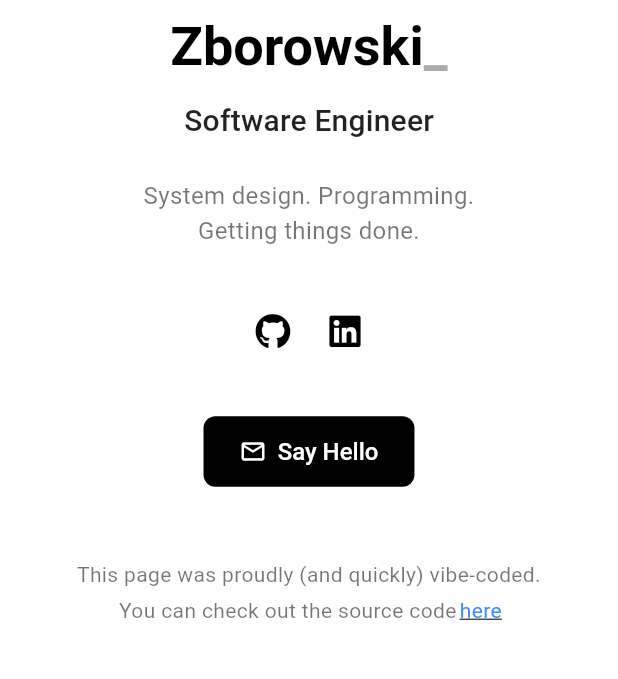
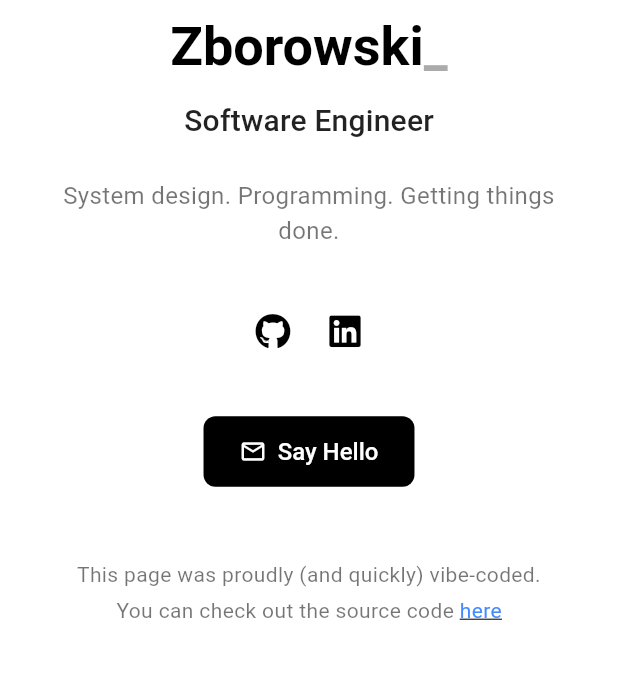
Before and after one commit to ZoltePudeleczko/zoltepudeleczko.github.io, a Flutter app: the screen it shows after launch, after a tap on "here", on a phone screen of 412 x 824 dp, the part 441-1120 px from its top. Run offline on Flutter 3.47's test engine with Material 3 defaults, Android fonts, the phone set to English and light mode, and no system bars; our stand-ins replace animated_text_kit, font_awesome_flutter.

Commit message:
Refactor social media button implementation in PortfolioHomePage; introduce _buildSocialButton method for cleaner code and enhance layout responsiveness in main.dart

```diff
--- a/homepage_portfolio/lib/main.dart
+++ b/homepage_portfolio/lib/main.dart
@@ -53,6 +53,14 @@ class PortfolioHomePage extends StatelessWidget {
     }
   }
 
+  Widget _buildSocialButton(IconData icon, String tooltip, String url) {
+    return IconButton(
+      icon: FaIcon(icon),
+      tooltip: tooltip,
+      onPressed: () => _launchUrl(url),
+    );
+  }
+
   @override
   Widget build(BuildContext context) {
     return Scaffold(
@@ -84,27 +92,8 @@ class PortfolioHomePage extends StatelessWidget {
                   Row(
                     mainAxisAlignment: MainAxisAlignment.center,
                     children: [
-                      IconButton(
-                        icon: const FaIcon(FontAwesomeIcons.github),
-                        tooltip: 'GitHub',
-                        onPressed: () => _launchUrl(AppConfig.githubUrl),
-                      ),
-                      // Temporary hide youtube and x
-                      // IconButton(
-                      //   icon: const FaIcon(FontAwesomeIcons.youtube),
-                      //   tooltip: 'YouTube',
-                      //   onPressed: () => _launchUrl(AppConfig.youtubeUrl),
-                      // ),
-                      // IconButton(
-                      //   icon: const FaIcon(FontAwesomeIcons.xTwitter),
-                      //   tooltip: 'X',
-                      //   onPressed: () => _launchUrl(AppConfig.xUrl),
-                      // ),
-                      IconButton(
-                        icon: const FaIcon(FontAwesomeIcons.linkedin),
-                        tooltip: 'LinkedIn',
-                        onPressed: () => _launchUrl(AppConfig.linkedinUrl),
-                      ),
+                      _buildSocialButton(FontAwesomeIcons.github, 'GitHub', AppConfig.githubUrl),
+                      _buildSocialButton(FontAwesomeIcons.linkedin, 'LinkedIn', AppConfig.linkedinUrl),
                     ],
                   ),
                   const SizedBox(height: AppConfig.spacingXLarge),
@@ -148,17 +137,10 @@ class AnimatedNameRow extends StatefulWidget {
 
 class _AnimatedNameRowState extends State<AnimatedNameRow> {
   bool _animationFinished = false;
-  bool _shouldWrap = false;
-  double _lastScreenWidth = 0;
 
   @override
   void initState() {
     super.initState();
-    // Calculate if the text will wrap
-    WidgetsBinding.instance.addPostFrameCallback((_) {
-      _calculateWrap();
-    });
-
     Future.delayed(const Duration(milliseconds: AppConfig.animationDurationMs), () {
       if (mounted) {
         setState(() {
@@ -168,118 +150,69 @@ class _AnimatedNameRowState extends State<AnimatedNameRow> {
     });
   }
 
-  void _calculateWrap() {
-    final screenWidth = MediaQuery.of(context).size.width;
-
-    // Only recalculate if screen width actually changed
-    if (screenWidth == _lastScreenWidth) return;
-    _lastScreenWidth = screenWidth;
-
-    // Account for padding (24px on each side) and some extra margin for safety
-    final availableWidth = screenWidth - 80;
+  @override
+  Widget build(BuildContext context) {
+    return LayoutBuilder(
+      builder: (context, constraints) {
         final textStyle = Theme.of(context).textTheme.headlineLarge;
 
-    // Calculate width of first name
         final firstTextPainter = TextPainter(
           text: TextSpan(text: AppConfig.firstName, style: textStyle),
           textDirection: TextDirection.ltr,
           textScaler: MediaQuery.textScalerOf(context),
         )..layout();
 
-    // Calculate width of last name with underscore
         final secondTextPainter = TextPainter(
           text: TextSpan(text: '${AppConfig.lastName}_', style: textStyle),
           textDirection: TextDirection.ltr,
           textScaler: MediaQuery.textScalerOf(context),
         )..layout();
 
-    // Add 8px spacing between texts
-    final totalWidth = firstTextPainter.width + 8 + secondTextPainter.width;
+        final totalWidth = firstTextPainter.width + AppConfig.spacingSmall + secondTextPainter.width;
+        final shouldWrap = totalWidth > constraints.maxWidth;
 
-    setState(() {
-      _shouldWrap = totalWidth > availableWidth;
-    });
-  }
+        final nameWidget = _animationFinished
+            ? Text(AppConfig.lastName, style: textStyle)
+            : AnimatedTextKit(
+                repeatForever: false,
+                animatedTexts: [
+                  TyperAnimatedText(
+                    AppConfig.lastName,
+                    textStyle: textStyle,
+                    speed: const Duration(milliseconds: AppConfig.typingSpeedMs),
+                  ),
+                ],
+                isRepeatingAnimation: false,
+              );
 
-  @override
-  Widget build(BuildContext context) {
-    // Check if screen size changed and recalculate if needed
-    final currentScreenWidth = MediaQuery.of(context).size.width;
-    if (currentScreenWidth != _lastScreenWidth) {
-      WidgetsBinding.instance.addPostFrameCallback((_) {
-        if (mounted) {
-          _calculateWrap();
-        }
-      });
-    }
-
-    if (_shouldWrap) {
-      // If wrapping is needed, use Column instead of Wrap
+        if (shouldWrap) {
           return Column(
             mainAxisSize: MainAxisSize.min,
             children: [
-          Text(
-            AppConfig.firstName,
-            style: Theme.of(context).textTheme.headlineLarge,
-          ),
+              Text(AppConfig.firstName, style: textStyle),
               const SizedBox(height: AppConfig.spacingSmall),
               Row(
                 mainAxisSize: MainAxisSize.min,
                 children: [
-              if (!_animationFinished)
-                AnimatedTextKit(
-                  repeatForever: false,
-                  animatedTexts: [
-                    TyperAnimatedText(
-                      AppConfig.lastName,
-                      textStyle: Theme.of(context).textTheme.headlineLarge,
-                      speed: const Duration(milliseconds: AppConfig.typingSpeedMs),
-                    ),
-                  ],
-                  isRepeatingAnimation: false,
-                )
-              else
-                Text(
-                  AppConfig.lastName,
-                  style: Theme.of(context).textTheme.headlineLarge,
-                ),
-              BlinkingUnderscore(style: Theme.of(context).textTheme.headlineLarge),
+                  nameWidget,
+                  BlinkingUnderscore(style: textStyle),
                 ],
               ),
             ],
           );
         } else {
-      // If no wrapping needed, use the original Wrap layout
-      return Wrap(
-        alignment: WrapAlignment.center,
-        crossAxisAlignment: WrapCrossAlignment.center,
+          return Row(
+            mainAxisSize: MainAxisSize.min,
             children: [
-          Text(
-            AppConfig.firstName,
-            style: Theme.of(context).textTheme.headlineLarge,
-          ),
+              Text(AppConfig.firstName, style: textStyle),
               const SizedBox(width: AppConfig.spacingSmall),
-          if (!_animationFinished)
-            AnimatedTextKit(
-              repeatForever: false,
-              animatedTexts: [
-                TyperAnimatedText(
-                  AppConfig.lastName,
-                  textStyle: Theme.of(context).textTheme.headlineLarge,
-                  speed: const Duration(milliseconds: AppConfig.typingSpeedMs),
-                ),
-              ],
-              isRepeatingAnimation: false,
-            )
-          else
-            Text(
-              AppConfig.lastName,
-              style: Theme.of(context).textTheme.headlineLarge,
-            ),
-          BlinkingUnderscore(style: Theme.of(context).textTheme.headlineLarge),
+              nameWidget,
+              BlinkingUnderscore(style: textStyle),
             ],
           );
         }
+      },
+    );
   }
 }
 
@@ -289,50 +222,17 @@ class ResponsiveDescription extends StatelessWidget {
   @override
   Widget build(BuildContext context) {
     final textStyle = Theme.of(context).textTheme.bodyMedium;
-    return LayoutBuilder(
-      builder: (context, constraints) {
-        // Measure widths
-        final textScaler = MediaQuery.textScalerOf(context);
-        final firstPainter = TextPainter(
-          text: TextSpan(text: '${AppConfig.descriptionFirstPart} ', style: textStyle),
-          textDirection: TextDirection.ltr,
-          textScaler: textScaler,
-        )..layout();
-        final secondPainter = TextPainter(
-          text: TextSpan(text: AppConfig.descriptionSecondPart, style: textStyle),
-          textDirection: TextDirection.ltr,
-          textScaler: textScaler,
-        )..layout();
-        final totalWidth = firstPainter.width + secondPainter.width;
-        if (totalWidth <= constraints.maxWidth) {
-          // Both fit on one line
-          return Text(
-            '${AppConfig.descriptionFirstPart} ${AppConfig.descriptionSecondPart}',
+
+    return RichText(
+      textAlign: TextAlign.center,
+      text: TextSpan(
         style: textStyle,
-            textAlign: TextAlign.center,
-          );
-        } else if (secondPainter.width <= constraints.maxWidth) {
-          // Only second part fits on its own line
-          return Column(
-            mainAxisSize: MainAxisSize.min,
-            crossAxisAlignment: CrossAxisAlignment.center,
         children: [
-              Text(AppConfig.descriptionFirstPart, style: textStyle, textAlign: TextAlign.center),
-              Text(AppConfig.descriptionSecondPart, style: textStyle, textAlign: TextAlign.center),
+          TextSpan(text: AppConfig.descriptionFirstPart),
+          const TextSpan(text: ' '),
+          TextSpan(text: AppConfig.descriptionSecondPart),
         ],
-          );
-        } else {
-          // Second part is too long for one line, let it wrap naturally
-          return Column(
-            mainAxisSize: MainAxisSize.min,
-            crossAxisAlignment: CrossAxisAlignment.center,
-            children: [
-              Text(AppConfig.descriptionFirstPart, style: textStyle, textAlign: TextAlign.center),
-              Text(AppConfig.descriptionSecondPart, style: textStyle, textAlign: TextAlign.center, softWrap: true),
-            ],
-          );
-        }
-      },
+      ),
     );
   }
 }
@@ -368,38 +268,45 @@ class _BlinkingUnderscoreState extends State<BlinkingUnderscore>
 
   @override
   Widget build(BuildContext context) {
-    return SizedBox(
-      width: _getUnderscoreWidth(context),
-      child: FadeTransition(
+    return FadeTransition(
       opacity: _opacity,
       child: Text('_', style: widget.style),
-      ),
     );
-  }
-
-  double _getUnderscoreWidth(BuildContext context) {
-    final style = widget.style ?? DefaultTextStyle.of(context).style;
-    final painter = TextPainter(
-      text: TextSpan(text: '_', style: style),
-      textDirection: TextDirection.ltr,
-      textAlign: TextAlign.left,
-      textScaler: MediaQuery.textScalerOf(context),
-    )..layout();
-    return painter.width;
   }
 }
 
 class _Footer extends StatelessWidget {
   const _Footer();
 
+  Widget _buildLink(String text, String url) {
+    return GestureDetector(
+      onTap: () async {
+        final uri = Uri.parse(url);
+        if (await canLaunchUrl(uri)) {
+          await launchUrl(uri, mode: LaunchMode.externalApplication);
+        }
+      },
+      child: Text(
+        text,
+        style: const TextStyle(
+          color: Colors.blueAccent,
+          decoration: TextDecoration.underline,
+          fontSize: 14,
+        ),
+      ),
+    );
+  }
+
   @override
   Widget build(BuildContext context) {
+    final textStyle = Theme.of(context).textTheme.bodyMedium?.copyWith(fontSize: 14);
+
     return Column(
       mainAxisSize: MainAxisSize.min,
       children: [
         Text(
           'This page was proudly (and quickly) vibe-coded.',
-          style: Theme.of(context).textTheme.bodyMedium?.copyWith(fontSize: 14),
+          style: textStyle,
           textAlign: TextAlign.center,
         ),
         const SizedBox(height: AppConfig.spacingTiny),
@@ -407,30 +314,8 @@ class _Footer extends StatelessWidget {
           mainAxisAlignment: MainAxisAlignment.center,
           mainAxisSize: MainAxisSize.min,
           children: [
-            Text(
-              'You can check out the source code ',
-              style: Theme.of(context).textTheme.bodyMedium?.copyWith(
-                    fontSize: 14,
-                  ),
-              textAlign: TextAlign.center,
-            ),
-            GestureDetector(
-              onTap: () async {
-                final uri = Uri.parse( AppConfig.repoUrl);
-                if (await canLaunchUrl(uri)) {
-                  await launchUrl(uri, mode: LaunchMode.externalApplication);
-                }
-              },
-              child: Text(
-                'here',
-                style: Theme.of(context).textTheme.bodyMedium?.copyWith(
-                      color: Colors.blueAccent,
-                      decoration: TextDecoration.underline,
-                      fontSize: 14,
-                    ),
-                textAlign: TextAlign.center,
-              ),
-            ),
+            Text('You can check out the source code ', style: textStyle),
+            _buildLink('here', AppConfig.repoUrl),
           ],
         ),
       ],
```
Lines whose indentation alone changed are shown as unchanged.
